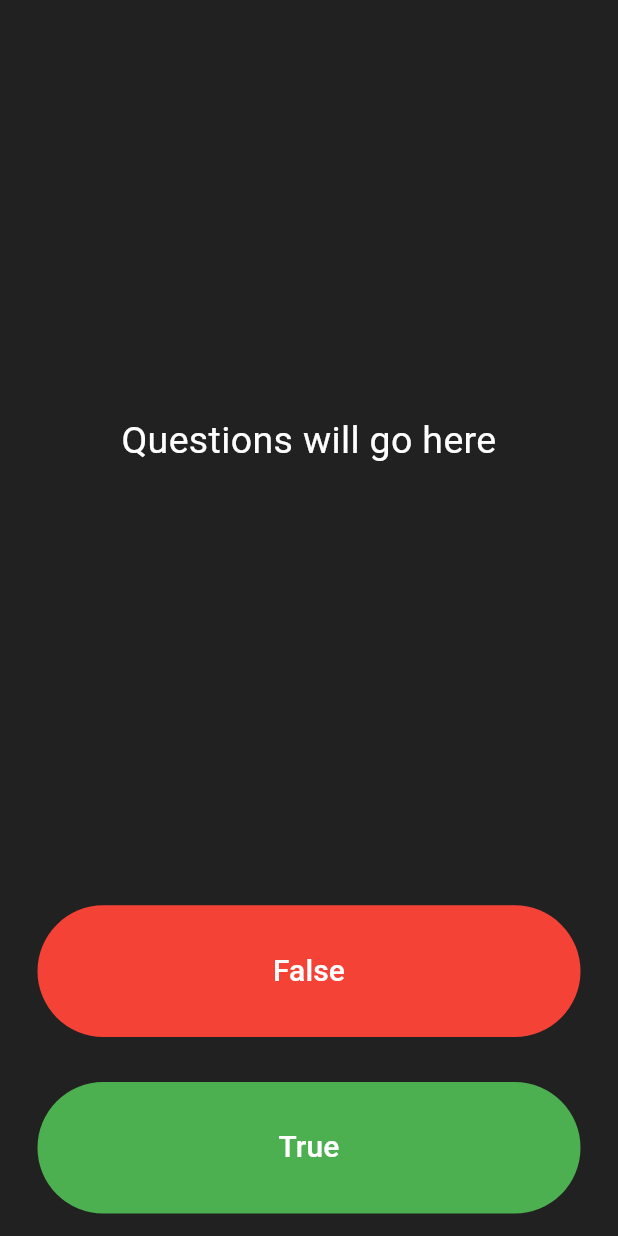
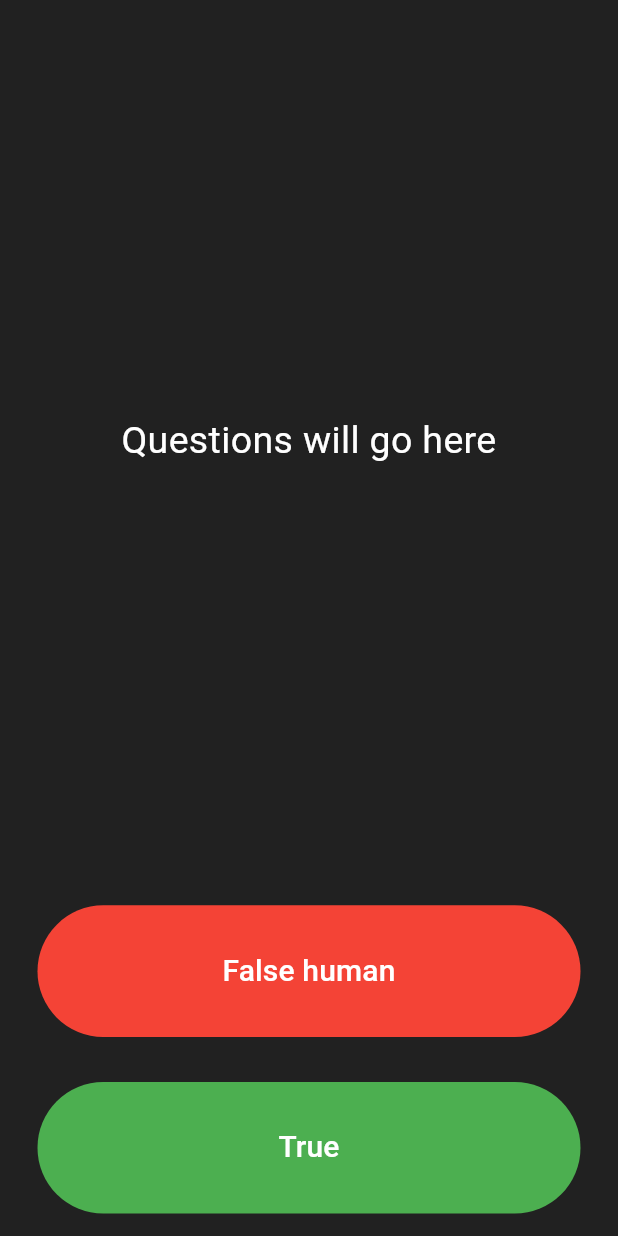
Before and after one commit to omsingh10/quix, a Flutter app: the screen it shows after launch, on a phone screen of 412 x 824 dp. Run offline on Flutter 3.47's test engine with Material 3 defaults, Android fonts, the phone set to English and light mode, and no system bars.

Commit message:
vidhe show

```diff
--- a/lib/main.dart
+++ b/lib/main.dart
@@ -80,7 +80,7 @@ class _QuixState extends State<Quix> {
         padding: EdgeInsets.symmetric(vertical: 15), // adjust as needed
       ),
       child: Text(
-        'False',
+        'False human',
         textAlign: TextAlign.center,
         style: TextStyle(
           fontSize: 20,
@@ -95,6 +95,7 @@ Expanded(
   child: Padding(
     padding: EdgeInsets.all(15.0),
     child: TextButton(
+
       onPressed: () {},
       style: TextButton.styleFrom(
         backgroundColor: Colors.green,
@@ -105,6 +106,7 @@ Expanded(
         textAlign: TextAlign.center,
         style: TextStyle(
           fontSize: 20,
+
           color: Colors.white,
         ),
       ),
```
